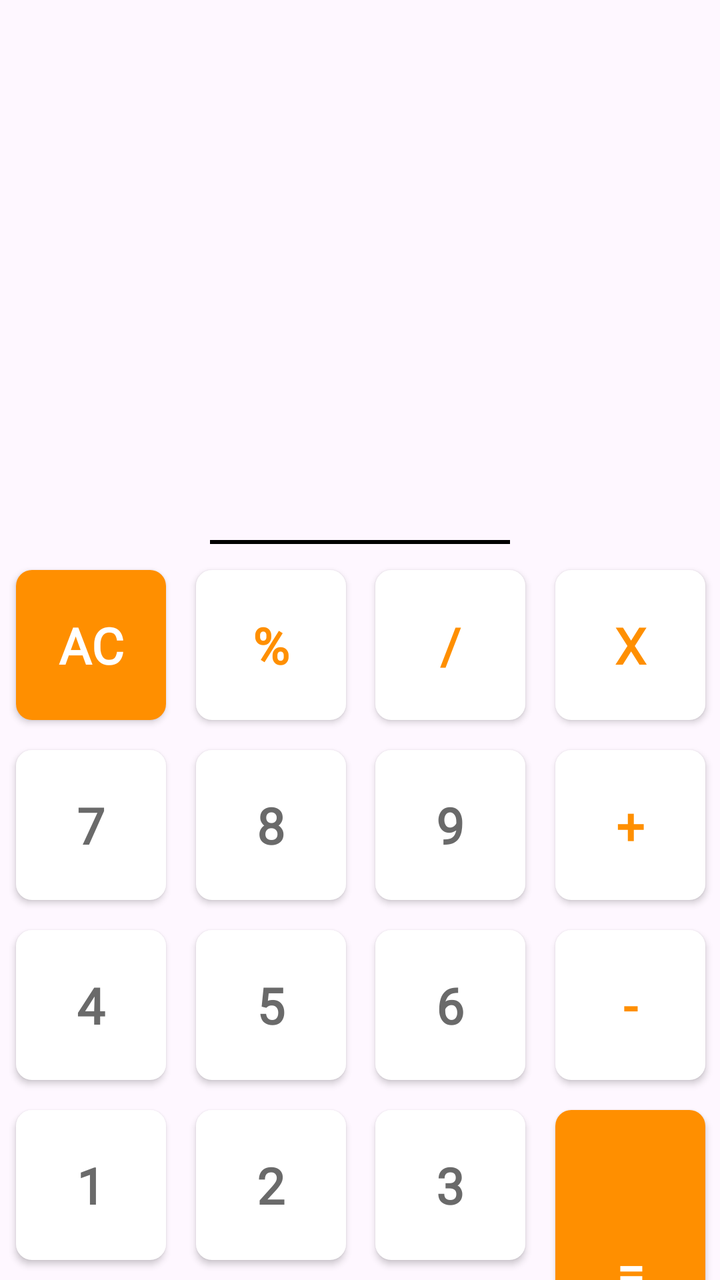
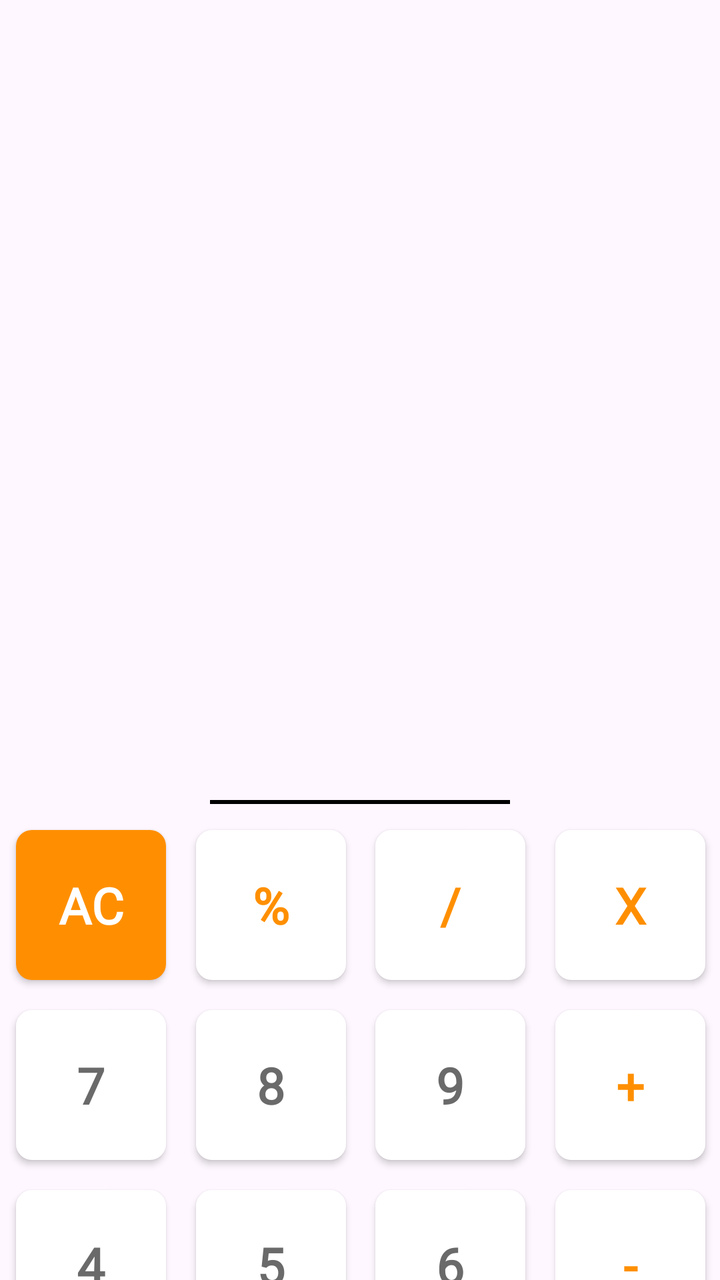

Two renders of the same Android screen: before a commit and after it. Below are the layout's source before the change and the commit's diff.
<!-- AndroidManifest.xml: application theme Theme.LatihanCalcu -->
<!-- res/layout/activity_main.xml -->
<?xml version="1.0" encoding="utf-8"?>
<androidx.constraintlayout.widget.ConstraintLayout xmlns:android="http://schemas.android.com/apk/res/android"
    xmlns:app="http://schemas.android.com/apk/res-auto"
    xmlns:tools="http://schemas.android.com/tools"
    android:id="@+id/main"
    android:layout_width="match_parent"
    android:layout_height="match_parent"
    tools:context=".MainActivity">

    
    <androidx.constraintlayout.widget.Guideline
        android:id="@+id/guidelineHorizontal1"
        android:layout_width="wrap_content"
        android:layout_height="wrap_content"
        android:orientation="horizontal"
        app:layout_constraintGuide_percent="0.2" />

    <androidx.constraintlayout.widget.Guideline
        android:id="@+id/guidelineHorizontal2"
        android:layout_width="wrap_content"
        android:layout_height="wrap_content"
        android:orientation="horizontal"
        app:layout_constraintGuide_begin="270dp" />

    <androidx.constraintlayout.widget.Guideline
        android:id="@+id/guidelineVertical1"
        android:layout_width="wrap_content"
        android:layout_height="wrap_content"
        android:orientation="vertical"
        app:layout_constraintGuide_begin="8dp" />

    <androidx.constraintlayout.widget.Guideline
        android:id="@+id/guidelineVertical2"
        android:layout_width="wrap_content"
        android:layout_height="wrap_content"
        android:orientation="vertical"
        app:layout_constraintGuide_percent="0.25304136" />

    <androidx.constraintlayout.widget.Guideline
        android:id="@+id/guidelineVertical3"
        android:layout_width="wrap_content"
        android:layout_height="wrap_content"
        android:orientation="vertical"
        app:layout_constraintGuide_percent="0.5" />

    <androidx.constraintlayout.widget.Guideline
        android:id="@+id/guidelineVertical4"
        android:layout_width="wrap_content"
        android:layout_height="wrap_content"
        android:orientation="vertical"
        app:layout_constraintGuide_percent="0.75" />

    <androidx.constraintlayout.widget.Guideline
        android:id="@+id/guidelineVertical5"
        android:layout_width="wrap_content"
        android:layout_height="wrap_content"
        android:orientation="vertical"
        app:layout_constraintGuide_percent="0.98" />


    
    <TextView
        android:id="@+id/txt_operation"
        android:layout_width="wrap_content"
        android:layout_height="wrap_content"
        android:layout_marginEnd="20dp"
        android:fontFamily="@font/poppins_medium"
        android:textColor="#6A6A6A"
        android:textSize="25sp"
        app:layout_constraintEnd_toEndOf="parent"
        app:layout_constraintTop_toBottomOf="@+id/guidelineHorizontal1" />

    <TextView
        android:id="@+id/txt_result"
        android:layout_width="wrap_content"
        android:layout_height="wrap_content"
        android:layout_marginEnd="20dp"
        android:fontFamily="@font/poppins_medium"
        android:textColor="#6A6A6A"
        android:textSize="40sp"
        android:textStyle="bold"
        app:layout_constraintEnd_toEndOf="parent"
        app:layout_constraintTop_toBottomOf="@+id/txt_operation" />

    
    <View
        android:layout_width="150dp"
        android:layout_height="2dp"
        android:src="@drawable/line"
        android:background="@color/black"
        app:layout_constraintEnd_toEndOf="parent"
        app:layout_constraintStart_toStartOf="parent"
        app:layout_constraintTop_toTopOf="@+id/guidelineHorizontal2" />

    
    <androidx.appcompat.widget.AppCompatButton
        android:id="@+id/btnAC"
        style="@style/Button"
        android:backgroundTint="#FF8F00"
        android:text="AC"
        android:textColor="#FFFFFF"
        app:layout_constraintEnd_toStartOf="@+id/guidelineVertical2"
        app:layout_constraintStart_toStartOf="parent"
        app:layout_constraintTop_toBottomOf="@+id/guidelineHorizontal2" />

    <androidx.appcompat.widget.AppCompatButton
        android:id="@+id/btnPercent"
        style="@style/Button"
        android:text="%"
        android:textColor="#FF8F00"
        app:layout_constraintEnd_toStartOf="@+id/guidelineVertical3"
        app:layout_constraintStart_toEndOf="@+id/guidelineVertical2"
        app:layout_constraintTop_toBottomOf="@+id/guidelineHorizontal2" />

    <androidx.appcompat.widget.AppCompatButton
        android:id="@+id/btnDivide"
        style="@style/Button"
        android:text="/"
        android:textColor="#FF8F00"
        app:layout_constraintEnd_toStartOf="@+id/guidelineVertical4"
        app:layout_constraintStart_toEndOf="@+id/guidelineVertical3"
        app:layout_constraintTop_toBottomOf="@+id/guidelineHorizontal2" />

    <androidx.appcompat.widget.AppCompatButton
        android:id="@+id/btnKali"
        style="@style/Button"
        android:text="x"
        android:textColor="#FF8F00"
        app:layout_constraintEnd_toEndOf="parent"
        app:layout_constraintStart_toEndOf="@+id/guidelineVertical4"
        app:layout_constraintTop_toBottomOf="@+id/guidelineHorizontal2" />

    
    <androidx.appcompat.widget.AppCompatButton
        android:id="@+id/btn7"
        style="@style/Button"
        android:text="7"
        app:layout_constraintEnd_toStartOf="@+id/guidelineVertical2"
        app:layout_constraintStart_toStartOf="parent"
        app:layout_constraintTop_toBottomOf="@+id/btnAC" />

    <androidx.appcompat.widget.AppCompatButton
        android:id="@+id/btn8"
        style="@style/Button"
        android:text="8"
        app:layout_constraintEnd_toStartOf="@+id/guidelineVertical3"
        app:layout_constraintStart_toEndOf="@+id/guidelineVertical2"
        app:layout_constraintTop_toBottomOf="@+id/btnPercent" />

    <androidx.appcompat.widget.AppCompatButton
        android:id="@+id/btn9"
        style="@style/Button"
        android:text="9"
        app:layout_constraintEnd_toStartOf="@+id/guidelineVertical4"
        app:layout_constraintStart_toEndOf="@+id/guidelineVertical3"
        app:layout_constraintTop_toBottomOf="@+id/btnDivide" />

    <androidx.appcompat.widget.AppCompatButton
        android:id="@+id/btnPlus"
        style="@style/Button"
        android:text="+"
        android:textColor="#FF8F00"
        app:layout_constraintEnd_toEndOf="parent"
        app:layout_constraintStart_toEndOf="@+id/guidelineVertical4"
        app:layout_constraintTop_toBottomOf="@+id/btnKali" />

    
    <androidx.appcompat.widget.AppCompatButton
        android:id="@+id/btn4"
        style="@style/Button"
        android:text="4"
        app:layout_constraintEnd_toStartOf="@+id/guidelineVertical2"
        app:layout_constraintStart_toStartOf="parent"
        app:layout_constraintTop_toBottomOf="@+id/btn7" />

    <androidx.appcompat.widget.AppCompatButton
        android:id="@+id/btn5"
        style="@style/Button"
        android:text="5"
        app:layout_constraintEnd_toStartOf="@+id/guidelineVertical3"
        app:layout_constraintStart_toEndOf="@+id/guidelineVertical2"
        app:layout_constraintTop_toBottomOf="@+id/btn8" />

    <androidx.appcompat.widget.AppCompatButton
        android:id="@+id/btn6"
        style="@style/Button"
        android:text="6"
        app:layout_constraintEnd_toStartOf="@+id/guidelineVertical4"
        app:layout_constraintStart_toEndOf="@+id/guidelineVertical3"
        app:layout_constraintTop_toBottomOf="@+id/btn9" />

    <androidx.appcompat.widget.AppCompatButton
        android:id="@+id/btnMinus"
        style="@style/Button"
        android:text="-"
        android:textColor="#FF8F00"
        app:layout_constraintEnd_toEndOf="parent"
        app:layout_constraintStart_toEndOf="@+id/guidelineVertical4"
        app:layout_constraintTop_toBottomOf="@+id/btnPlus" />

    
    <androidx.appcompat.widget.AppCompatButton
        android:id="@+id/btn1"
        style="@style/Button"
        android:text="1"
        app:layout_constraintEnd_toStartOf="@+id/guidelineVertical2"
        app:layout_constraintStart_toStartOf="parent"
        app:layout_constraintTop_toBottomOf="@+id/btn4" />

    <androidx.appcompat.widget.AppCompatButton
        android:id="@+id/btn2"
        style="@style/Button"
        android:text="2"
        app:layout_constraintEnd_toStartOf="@+id/guidelineVertical3"
        app:layout_constraintStart_toEndOf="@+id/guidelineVertical2"
        app:layout_constraintTop_toBottomOf="@+id/btn5" />

    <androidx.appcompat.widget.AppCompatButton
        android:id="@+id/btn3"
        style="@style/Button"
        android:text="3"
        app:layout_constraintEnd_toStartOf="@+id/guidelineVertical4"
        app:layout_constraintStart_toEndOf="@+id/guidelineVertical3"
        app:layout_constraintTop_toBottomOf="@+id/btn6" />

    <androidx.appcompat.widget.AppCompatButton
        android:id="@+id/btnSamadengan"
        style="@style/Button"
        android:layout_height="162dp"
        android:backgroundTint="#FF8F00"
        android:text="="
        android:textColor="#FFFFFF"
        app:layout_constraintEnd_toEndOf="@+id/btnMinus"
        app:layout_constraintStart_toStartOf="@id/btnMinus"
        app:layout_constraintTop_toBottomOf="@+id/btnMinus" />

    
    <androidx.appcompat.widget.AppCompatButton
        android:id="@+id/btn0"
        style="@style/Button"
        android:layout_width="178dp"
        android:text="0"
        app:layout_constraintEnd_toEndOf="@+id/btn2"
        app:layout_constraintStart_toStartOf="@id/btn1"
        app:layout_constraintTop_toBottomOf="@+id/btn1" />

    <androidx.appcompat.widget.AppCompatButton
        android:id="@+id/btnPoint"
        style="@style/Button"
        android:layout_marginTop="20dp"
        android:text="."
        android:textColor="#FF8F00"
        app:layout_constraintEnd_toStartOf="@+id/guidelineVertical4"
        app:layout_constraintStart_toEndOf="@+id/guidelineVertical3"
        app:layout_constraintTop_toBottomOf="@+id/btn3" />
</androidx.constraintlayout.widget.ConstraintLayout>
<!-- resources referenced by this layout -->
<resources>
  <color name="black">#FF000000</color>
  <!-- drawable line (drawable) -->
  <vector xmlns:android="http://schemas.android.com/apk/res/android"
      android:width="139dp"
      android:height="4dp"
      android:viewportWidth="139"
      android:viewportHeight="4">
      <path
          android:pathData="M2,2H137"
          android:strokeWidth="4"
          android:fillColor="#00000000"
          android:strokeColor="#6A6A6A"
          android:strokeLineCap="round"/>
  </vector>
  <style name="Button" parent="Widget.AppCompat.Button">
          <item name="android:layout_width">75dp</item>
          <item name="android:layout_height">75dp</item>
          <item name="android:layout_margin">15dp</item>
          <item name="android:fontFamily">@font/poppins_medium</item>
          <item name="android:textSize">25sp</item>
          <item name="android:textStyle">bold</item>
          <item name="android:textColor">#6A6A6A</item>
          <item name="android:background">@drawable/button</item>
          <item name="android:elevation">20dp</item>
      </style>
  <style name="Theme.LatihanCalcu" parent="Base.Theme.LatihanCalcu" />
  <!-- drawable button (drawable) -->
  <?xml version="1.0" encoding="utf-8"?>
  <shape xmlns:android="http://schemas.android.com/apk/res/android">
      <corners android:radius="8dp"/>
      <solid android:color="#FFFFFF"/>
  </shape>
  <style name="Base.Theme.LatihanCalcu" parent="Theme.Material3.DayNight.NoActionBar">
          
          
      </style>
</resources>

<!-- the commit's change to res/layout/activity_main.xml (unified diff, before → after) -->
@@ -13,14 +13,14 @@
         android:layout_width="wrap_content"
         android:layout_height="wrap_content"
         android:orientation="horizontal"
-        app:layout_constraintGuide_percent="0.2" />
+        app:layout_constraintGuide_end="585dp" />
 
     <androidx.constraintlayout.widget.Guideline
         android:id="@+id/guidelineHorizontal2"
         android:layout_width="wrap_content"
         android:layout_height="wrap_content"
         android:orientation="horizontal"
-        app:layout_constraintGuide_begin="270dp" />
+        app:layout_constraintGuide_begin="400dp" />
 
     <androidx.constraintlayout.widget.Guideline
         android:id="@+id/guidelineVertical1"
